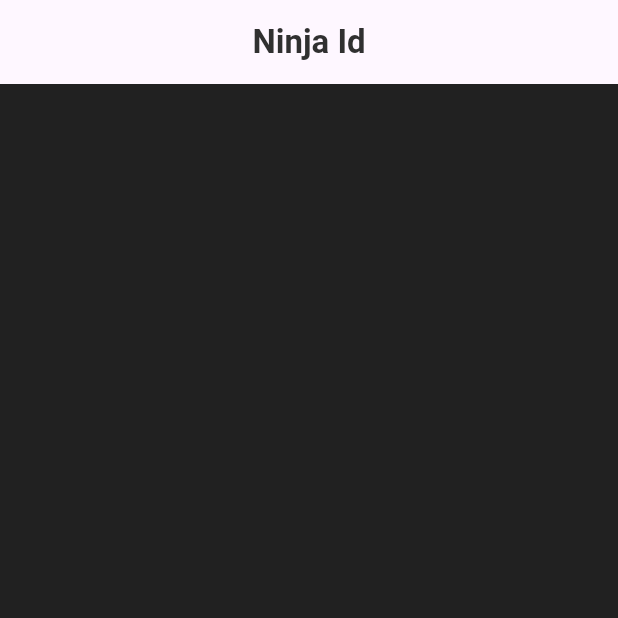
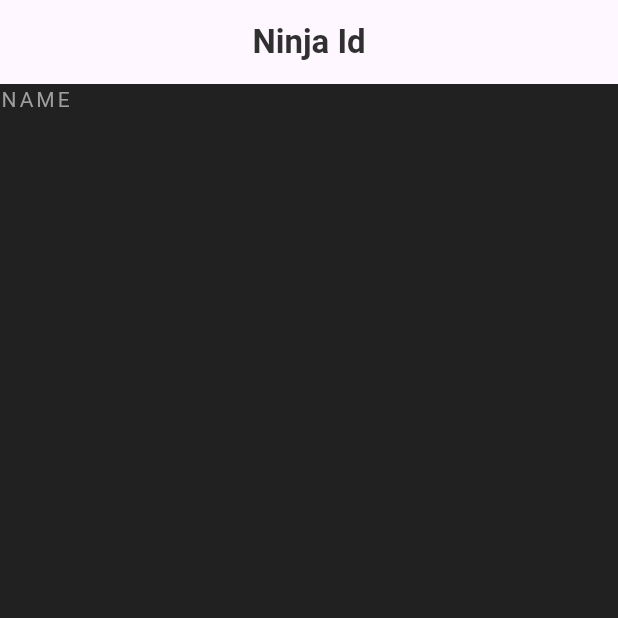
Before and after one commit to shaddybett/net_ninja, a Flutter app: the screen it shows after launch, on a phone screen of 412 x 824 dp, the top half of it. Run offline on Flutter 3.47's test engine with Material 3 defaults, Android fonts, the phone set to English and light mode, and no system bars; Roboto replaces fonts that are missing (PlayfairDisplay).

Commit message:
made body section

```diff
--- a/lib/main.dart
+++ b/lib/main.dart
@@ -21,6 +21,15 @@
         ),),
         centerTitle: true,
       ),
+      body: Column(
+        children: [
+          Text('NAME',
+          style: TextStyle(
+            color: Colors.grey,
+            letterSpacing: 2.0,
+          ),)
+        ],
+      ),
     );
   }
 }
```
